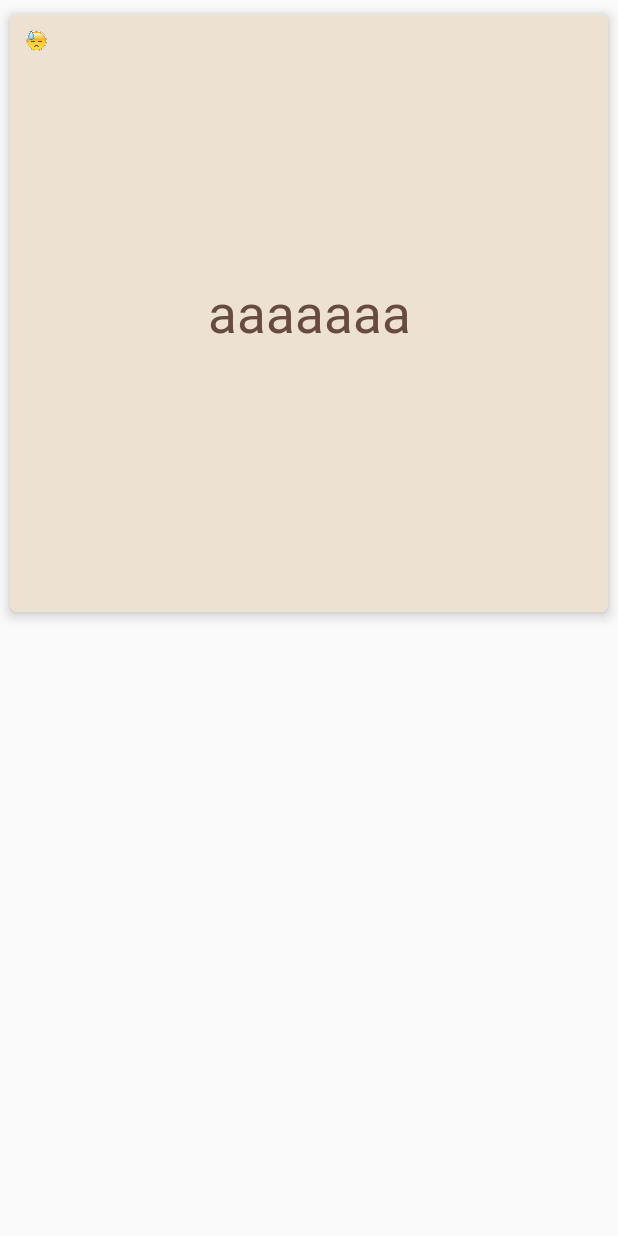
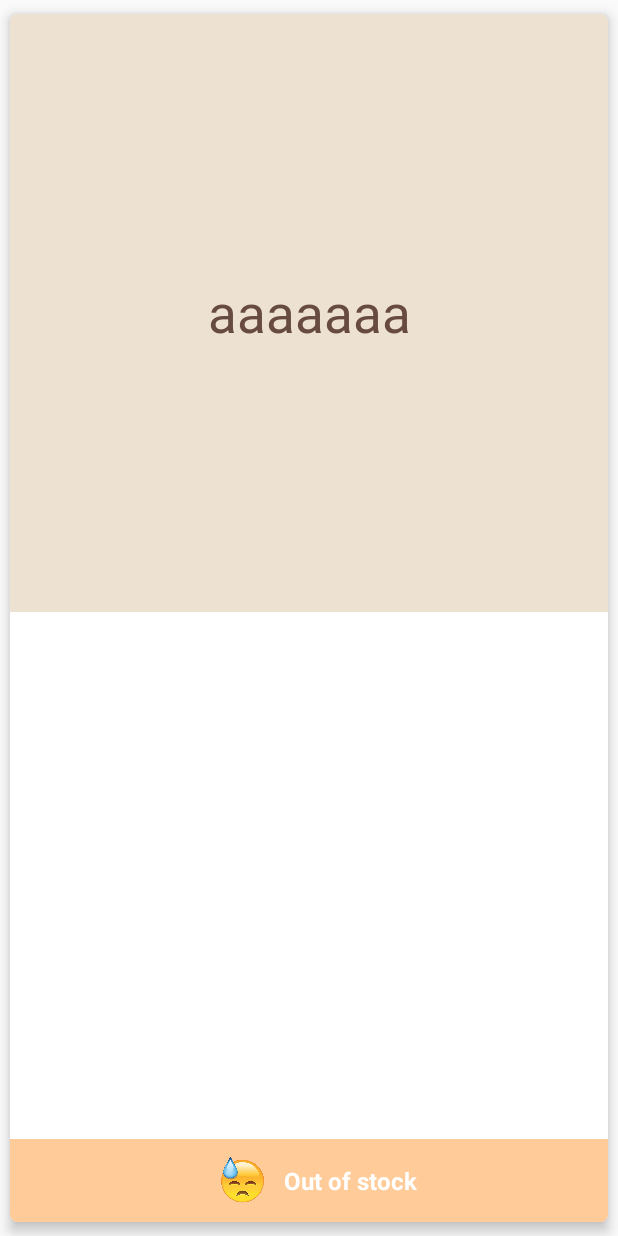
Before and after one commit to CotunaAurelian/AsciiWarehouse, an Android app: the layout item_layout.xml on its own in the app's theme, with its tools: preview values and no code run, on a phone screen of 412 x 824 dp. Run offline under Robolectric (Android 15) with nearby library versions, the light colour scheme and no system bars; plain views replace MaterialRippleLayout.

Commit message:
Polishes the UI

```diff
--- a/app/src/main/res/layout/item_layout.xml
+++ b/app/src/main/res/layout/item_layout.xml
@@ -13,6 +13,10 @@
     card_view:cardElevation="5dp"
     card_view:cardUseCompatPadding="true">
 
+    <RelativeLayout
+        android:layout_width="match_parent"
+        android:layout_height="match_parent">
+
 
         <com.balysv.materialripple.MaterialRippleLayout
             android:layout_width="match_parent"
@@ -24,10 +28,10 @@
                 android:id="@+id/face_text_view"
                 android:layout_width="match_parent"
                 android:layout_height="wrap_content"
+                android:background="@color/backgroundLightYellow"
                 android:clickable="true"
                 android:focusable="true"
                 android:gravity="center"
-            android:background="@color/backgroundLightYellow"
                 android:textColor="@color/colorPrimaryBrown"
                 android:textSize="35sp"
                 card_view:mrl_rippleHover="true"
@@ -35,12 +39,31 @@
                 tools:text="aaaaaaa"/>
         </com.balysv.materialripple.MaterialRippleLayout>
 
+        <LinearLayout
+            android:id="@+id/out_of_stock_layout"
+            android:layout_width="match_parent"
+            android:layout_height="wrap_content"
+            android:layout_alignParentBottom="true"
+            android:background="@color/colorNotAvailable"
+            android:gravity="center_horizontal">
+
             <ImageView
                 android:id="@+id/out_of_stock_image_view"
-        android:layout_width="15dp"
-        android:layout_height="15dp"
+                android:layout_width="@dimen/loading_image_dimension"
+                android:layout_height="@dimen/loading_image_dimension"
                 android:layout_margin="10dp"
                 android:src="@drawable/sad_face"/>
 
+            <TextView
+                android:layout_width="wrap_content"
+                android:layout_height="wrap_content"
+                android:layout_gravity="center"
+                android:text="@string/lbl_no_items_left"
+                android:textSize="@dimen/normal_text_size"
+                android:textColor="@color/colorTextWhite"
+                android:textStyle="bold"/>
+        </LinearLayout>
+
+    </RelativeLayout>
 
 </android.support.v7.widget.CardView>
--- a/app/src/main/res/values/colors.xml
+++ b/app/src/main/res/values/colors.xml
@@ -6,6 +6,7 @@
     <color name="colorPrimaryBrown">#684B3F</color>
     <color name="colorAccent">#FBAB3B</color>
     <color name="colorBuyNow">#C13100</color>
+    <color name="colorNotAvailable">#FFCC99</color>
     <color name="colorBuyNowDark">#912500</color>
     <color name="colorAccentDark">#D69347</color>
     <color name="delimiterColor">#684B3F</color>
--- a/app/src/main/res/values/dimens.xml
+++ b/app/src/main/res/values/dimens.xml
@@ -3,6 +3,7 @@
     <dimen name="activity_vertical_margin">16dp</dimen>
     <dimen name="toolbar_height">56dp</dimen>
     <dimen name="buy_button_dimension">70dp</dimen>
-    <dimen name="normal_text_size">14sp</dimen>
+    <dimen name="normal_text_size">16sp</dimen>
     <dimen name="buy_product_height">400dp</dimen>
+    <dimen name="loading_image_dimension">35dp</dimen>
 </resources>
```
Also changed, not shown: app/src/main/java/com/xteam/warehouse/ascii/discount/ui/adapters/ProductsAdapter.java (+4 -3 lines), app/src/main/res/layout/error_or_no_data_layout.xml (+4 -3 lines), app/src/main/res/layout/loading_data_layout.xml (+4 -3 lines), app/src/main/res/values/strings.xml (+4 -5 lines), app/src/main/res/drawable/happy_face.png, app/src/main/res/drawable/sad_face.png. Lines whose indentation alone changed are shown as unchanged.
